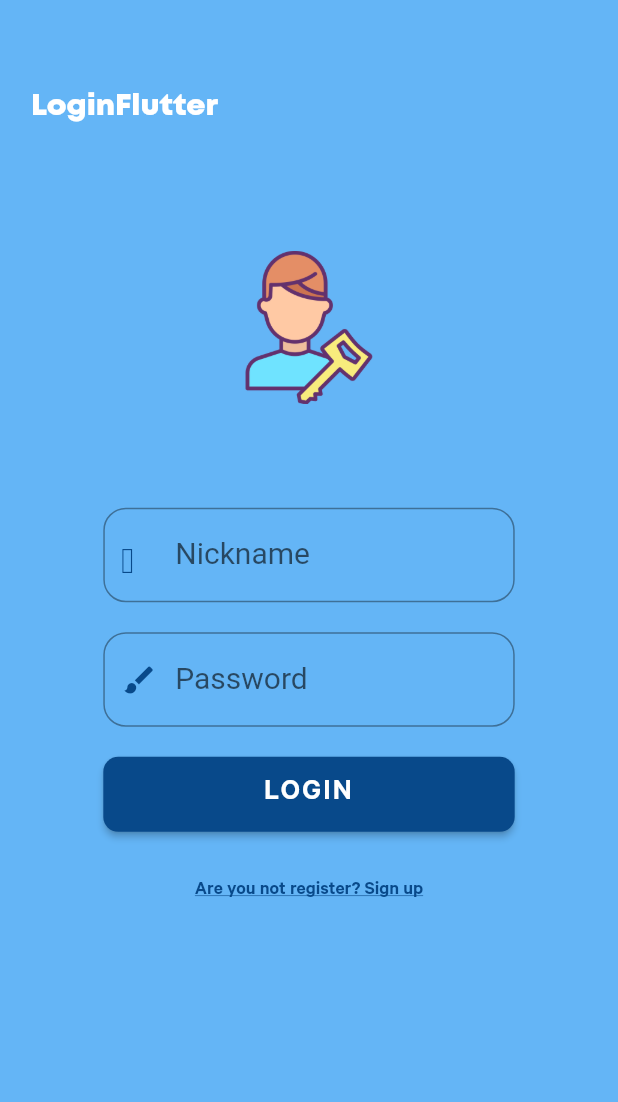
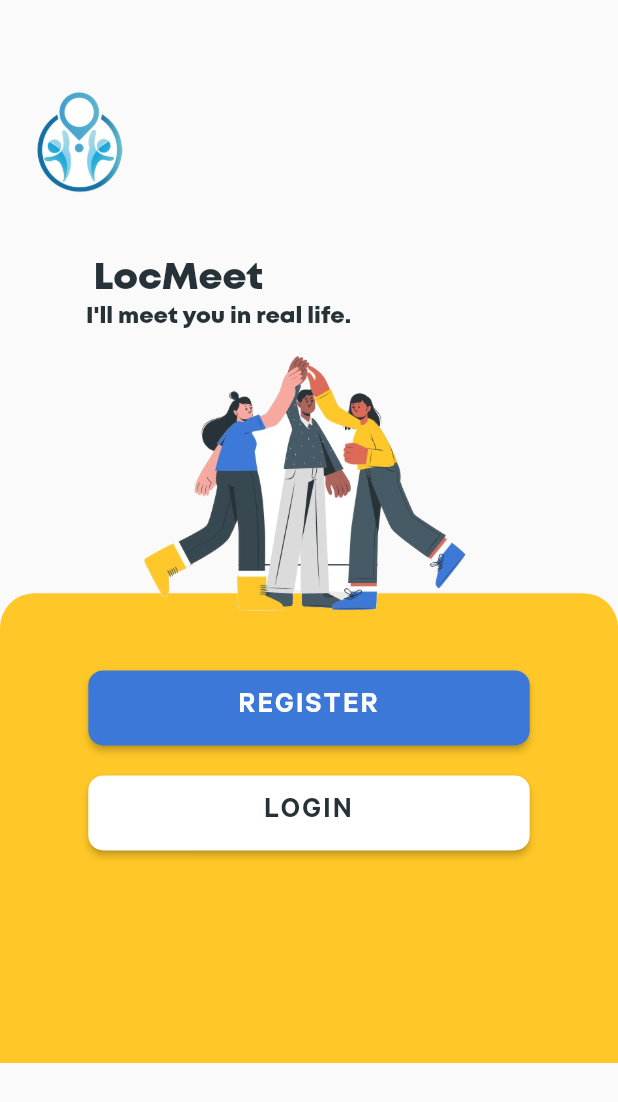
Before and after one commit to ShathaCodes/LocMeet, a Flutter app: the screen it shows after launch, on a phone screen of 412 x 824 dp. Shown: the top 1102 px of the screen. Run offline on Flutter 3.47's test engine with Material 2 defaults, Android fonts, the phone set to English and light mode, and no system bars; our stand-ins replace shared_preferences; missing offline and left inert: jose.

Commit message:
Changed design for login and registration pages

```diff
--- a/frontend/lib/api_provider.dart
+++ b/frontend/lib/api_provider.dart
@@ -4,7 +4,7 @@ import 'dart:convert';
 import 'dart:async';
 
 class ApiProvider {
-  static const addr = "192.168.1.19";
+  static const addr = "your ip address";
 
   ApiProvider();
 
--- a/frontend/lib/colors/colors.dart
+++ b/frontend/lib/colors/colors.dart
@@ -1,19 +1,9 @@
 import 'package:flutter/material.dart';
 
-Map<int, Color> color =
-{
-50:Color.fromRGBO(136,14,79, .1),
-100:Color.fromRGBO(136,14,79, .2),
-200:Color.fromRGBO(136,14,79, .3),
-300:Color.fromRGBO(136,14,79, .4),
-400:Color.fromRGBO(136,14,79, .5),
-500:Color.fromRGBO(136,14,79, .6),
-600:Color.fromRGBO(136,14,79, .7),
-700:Color.fromRGBO(136,14,79, .8),
-800:Color.fromRGBO(136,14,79, .9),
-900:Color.fromRGBO(136,14,79, 1),
-};
-
-
-MaterialColor accentColor = MaterialColor(0xFF08498A, color);
-MaterialColor backgroundColor = MaterialColor(0xFFc2feae,color);
+const yellow = Color(0xFFFFC727);
+const blue = Color(0xFF3C78D8);
+const beige = Color(0xFFFFFBDB);
+const pink = Color(0xFFF7A9A0);
+const red = Color(0xFFDD6A57);
+const darkred = Color(0xFFAD6359);
+const kohl = Color(0xFF263238);
--- a/frontend/lib/main.dart
+++ b/frontend/lib/main.dart
@@ -1,8 +1,5 @@
-import 'dart:io';
-
 import 'package:flutter/material.dart';
-import 'package:http/http.dart';
-import './pages/login.dart';
+import './pages/index.dart';
 import './colors/colors.dart';
 
 void main() => runApp(MyApp());
@@ -13,9 +10,6 @@ class MyApp extends StatelessWidget {
     return MaterialApp(
         title: 'Node server demo',
         debugShowCheckedModeBanner: false,
-        theme: ThemeData(
-          primarySwatch: accentColor,
-        ),
-        home: Login());
+        home: Index());
   }
 }
--- /dev/null
+++ b/frontend/lib/pages/index.dart
@@ -0,0 +1,174 @@
+import 'package:flutter/material.dart';
+import './../colors/colors.dart';
+import '../pages/register.dart';
+import '../pages/login.dart';
+
+class Index extends StatelessWidget {
+  @override
+  Widget build(BuildContext context) {
+    return MaterialApp(
+      title: 'LoginFlutter',
+      debugShowCheckedModeBanner: false,
+      home: Scaffold(
+        body: BodyWidget(),
+      ),
+    );
+  }
+}
+
+class BodyWidget extends StatefulWidget {
+  @override
+  BodyWidgetState createState() {
+    return new BodyWidgetState();
+  }
+}
+
+class BodyWidgetState extends State<BodyWidget> {
+  @override
+  Widget build(BuildContext context) {
+    final width = MediaQuery.of(context).size.width;
+    final heigth = MediaQuery.of(context).size.height;
+    return Scaffold(
+      body: Container(
+        child: Column(
+          children: <Widget>[
+            Padding(
+              padding: EdgeInsets.only(top: heigth / 14, left: width / 20),
+              child: Row(
+                crossAxisAlignment: CrossAxisAlignment.start,
+                mainAxisAlignment: MainAxisAlignment.spaceBetween,
+                children: <Widget>[
+                  Image.asset(
+                    'assets/images/faza.png',
+                    scale: 5,
+                  ),
+                ],
+              ),
+            ),
+            Padding(
+              padding: EdgeInsets.only(
+                left: heigth / 10 - 20,
+                top: heigth / 10 - 45,
+              ),
+              child: Row(
+                children: <Widget>[
+                  Text(
+                    "LocMeet",
+                    style: new TextStyle(
+                        fontFamily: 'Mont', fontSize: 25, color: kohl),
+                  ),
+                ],
+              ),
+            ),
+            Padding(
+              padding: EdgeInsets.only(
+                left: heigth / 10 - 25,
+              ),
+              child: Row(
+                children: <Widget>[
+                  Text(
+                    "I'll meet you in real life.",
+                    style: new TextStyle(
+                        fontFamily: 'Mont', fontSize: 15, color: kohl),
+                  ),
+                ],
+              ),
+            ),
+            Stack(children: [
+              Column(
+                crossAxisAlignment: CrossAxisAlignment.center,
+                mainAxisSize: MainAxisSize.max,
+                mainAxisAlignment: MainAxisAlignment.end,
+                children: [
+                  SizedBox(
+                    height: 175,
+                  ),
+                  Container(
+                    height: heigth / 3 + 38.5,
+                    width: width,
+                    decoration: BoxDecoration(
+                      color: yellow,
+                      borderRadius: BorderRadius.only(
+                          topLeft: Radius.circular(23),
+                          topRight: Radius.circular(23)),
+                    ),
+                  ),
+                ],
+              ),
+              Container(
+                child: Column(
+                  children: <Widget>[
+                    Center(
+                      child: Image.asset(
+                        'assets/images/friends.png',
+                        scale: 2.3,
+                      ),
+                    ),
+                    Padding(
+                      padding: EdgeInsets.fromLTRB(width / 7, 20, width / 7, 0),
+                      child: Theme(
+                        data: new ThemeData(
+                          primaryColor: kohl,
+                          primaryColorDark: darkred,
+                        ),
+                        child: ButtonTheme(
+                          minWidth: width,
+                          height: 50.0,
+                          child: RaisedButton(
+                              onPressed: () => Navigator.push(
+                                  context,
+                                  MaterialPageRoute(
+                                      builder: (context) => Register())),
+                              child: const Text('REGISTER',
+                                  textAlign: TextAlign.center,
+                                  style: TextStyle(
+                                      color: Colors.white,
+                                      fontFamily: 'calibre',
+                                      letterSpacing: 1.5,
+                                      fontSize: 20)),
+                              color: blue,
+                              shape: new RoundedRectangleBorder(
+                                  borderRadius:
+                                      new BorderRadius.circular(10.0))),
+                        ),
+                      ),
+                    ),
+                    Padding(
+                      padding: EdgeInsets.fromLTRB(width / 7, 20, width / 7, 0),
+                      child: Theme(
+                        data: new ThemeData(
+                          primaryColor: kohl,
+                          primaryColorDark: darkred,
+                        ),
+                        child: ButtonTheme(
+                          minWidth: width,
+                          height: 50.0,
+                          child: RaisedButton(
+                              onPressed: () => Navigator.push(
+                                  context,
+                                  MaterialPageRoute(
+                                      builder: (context) => Login())),
+                              child: const Text('LOGIN',
+                                  textAlign: TextAlign.center,
+                                  style: TextStyle(
+                                      color: kohl,
+                                      fontFamily: 'calibre',
+                                      letterSpacing: 1.5,
+                                      fontSize: 20)),
+                              color: Colors.white,
+                              shape: new RoundedRectangleBorder(
+                                  borderRadius:
+                                      new BorderRadius.circular(10.0))),
+                        ),
+                      ),
+                    ),
+                  ],
+                ),
+              ),
+            ]),
+          ],
+        ),
+      ),
+    );
+  }
+}
--- a/frontend/lib/pages/login.dart
+++ b/frontend/lib/pages/login.dart
@@ -16,9 +16,6 @@ class Login extends StatelessWidget {
     return MaterialApp(
       title: 'LoginFlutter',
       debugShowCheckedModeBanner: false,
-      theme: ThemeData(
-        primarySwatch: backgroundColor,
-      ),
       home: Scaffold(
         body: BodyWidget(),
       ),
@@ -78,47 +75,53 @@ class BodyWidgetState extends State<BodyWidget> {
     final width = MediaQuery.of(context).size.width;
     final heigth = MediaQuery.of(context).size.height;
     return Scaffold(
-      backgroundColor: Colors.blue[300],
       body: Form(
         key: _formKey,
         child: SingleChildScrollView(
-          child: Container(
+            child: Stack(
+          children: [
+            Container(
+              child: Image.asset(
+                'assets/images/edge.PNG',
+                scale: 0.5,
+              ),
+            ),
+            Container(
               child: Column(
                 children: <Widget>[
                   Padding(
-                  padding: EdgeInsets.only(top: heigth / 14, left: width / 20),
+                    padding:
+                        EdgeInsets.only(top: heigth / 14, left: width / 20),
                     child: Row(
                       crossAxisAlignment: CrossAxisAlignment.start,
                       mainAxisAlignment: MainAxisAlignment.spaceBetween,
                       children: <Widget>[
                         Text(
-                        "LoginFlutter",
+                          "Login",
                           style: new TextStyle(
-                            fontFamily: 'Mont',
-                            fontSize: 20,
-                            color: Colors.white),
+                              fontFamily: 'Mont', fontSize: 20, color: kohl),
                         ),
                       ],
                     ),
                   ),
                   Padding(
                     padding: EdgeInsets.only(
-                    top: heigth / 10,
+                      top: heigth / 10 - 20,
                     ),
                     child: Row(
                       mainAxisAlignment: MainAxisAlignment.center,
                       children: <Widget>[
                         Center(
                           child: Image.asset(
-                          'assets/images/login.png',
-                          scale: 5.0,
+                            'assets/images/logo.png',
+                            scale: 2.5,
                           ),
                         ),
                       ],
                     ),
                   ),
                   Padding(
-                  padding: EdgeInsets.all(width / 7),
+                    padding: EdgeInsets.fromLTRB(width / 7, 20, width / 7, 0),
                     child: Container(
                       width: width,
                       height: heigth,
@@ -129,8 +132,8 @@ class BodyWidgetState extends State<BodyWidget> {
                                 EdgeInsets.only(left: 10, right: 10, top: 10),
                             child: Theme(
                               data: new ThemeData(
-                              primaryColor: accentColor,
-                              primaryColorDark: Colors.red,
+                                primaryColor: blue,
+                                primaryColorDark: darkred,
                               ),
                               child: TextFormField(
                                 validator: (value) {
@@ -139,20 +142,19 @@ class BodyWidgetState extends State<BodyWidget> {
                                   }
                                 },
                                 controller: _crtlNickname,
-                              style:
-                                  TextStyle(fontSize: 20.0, color: accentColor),
+                                style: TextStyle(fontSize: 20.0, color: kohl),
                                 decoration: new InputDecoration(
                                     labelText: "Nickname",
-                                  fillColor: accentColor,
+                                    fillColor: kohl,
                                     prefixIcon: const Icon(
                                       Icons.verified_user,
-                                    color: Color(0xFF08498A),
+                                      color: blue,
                                     ),
                                     border: new OutlineInputBorder(
-                                      borderRadius:
-                                          BorderRadius.all(Radius.circular(15)),
-                                      borderSide:
-                                          new BorderSide(color: Colors.white))),
+                                        borderRadius: BorderRadius.all(
+                                            Radius.circular(15)),
+                                        borderSide: new BorderSide(
+                                            color: Colors.white))),
                               ),
                             ),
                           ),
@@ -161,8 +163,8 @@ class BodyWidgetState extends State<BodyWidget> {
                                 EdgeInsets.only(left: 10, right: 10, top: 20),
                             child: Theme(
                               data: new ThemeData(
-                              primaryColor: accentColor,
-                              primaryColorDark: Colors.red,
+                                primaryColor: blue,
+                                primaryColorDark: darkred,
                               ),
                               child: TextFormField(
                                 validator: (value) {
@@ -172,20 +174,19 @@ class BodyWidgetState extends State<BodyWidget> {
                                 },
                                 controller: _crtlPassword,
                                 obscureText: true,
-                              style:
-                                  TextStyle(fontSize: 20.0, color: accentColor),
+                                style: TextStyle(fontSize: 20.0, color: kohl),
                                 decoration: new InputDecoration(
                                     labelText: "Password",
-                                  fillColor: accentColor,
+                                    fillColor: kohl,
                                     prefixIcon: const Icon(
                                       Icons.lock,
-                                    color: Color(0xFF08498A),
+                                      color: blue,
                                     ),
                                     border: new OutlineInputBorder(
-                                      borderRadius:
-                                          BorderRadius.all(Radius.circular(15)),
-                                      borderSide:
-                                          new BorderSide(color: Colors.white))),
+                                        borderRadius: BorderRadius.all(
+                                            Radius.circular(15)),
+                                        borderSide: new BorderSide(
+                                            color: Colors.white))),
                               ),
                             ),
                           ),
@@ -194,8 +195,8 @@ class BodyWidgetState extends State<BodyWidget> {
                                 EdgeInsets.only(left: 10, right: 10, top: 20),
                             child: Theme(
                               data: new ThemeData(
-                              primaryColor: accentColor,
-                              primaryColorDark: Colors.red,
+                                primaryColor: blue,
+                                primaryColorDark: darkred,
                               ),
                               child: ButtonTheme(
                                 minWidth: width,
@@ -209,7 +210,7 @@ class BodyWidgetState extends State<BodyWidget> {
                                             fontFamily: 'calibre',
                                             letterSpacing: 1.5,
                                             fontSize: 20)),
-                                  color: accentColor,
+                                    color: blue,
                                     shape: new RoundedRectangleBorder(
                                         borderRadius:
                                             new BorderRadius.circular(10.0))),
@@ -228,7 +229,7 @@ class BodyWidgetState extends State<BodyWidget> {
                                       textAlign: TextAlign.center,
                                       style: new TextStyle(
                                         fontSize: 13,
-                                      color: accentColor,
+                                        color: blue,
                                         fontFamily: 'calibre',
                                         decoration: TextDecoration.underline,
                                       )),
@@ -241,7 +242,8 @@ class BodyWidgetState extends State<BodyWidget> {
                 ],
               ),
             ),
-        ),
+          ],
+        )),
       ),
     );
   }
```
Also changed, not shown: frontend/lib/pages/home.dart (+1 -6 lines), frontend/lib/pages/register.dart (+40 -38 lines), frontend/assets/images/dude.png (added), frontend/assets/images/edge.PNG (added), frontend/assets/images/edge2.png (added), frontend/assets/images/fortnite.jpg (deleted), frontend/assets/images/friends.png (added), frontend/assets/images/girl.png (added), frontend/assets/images/interstellar.jpg (deleted), frontend/assets/images/logo.png (added), frontend/assets/images/popcorn.png (deleted), frontend/assets/images/pubg.png (deleted), frontend/assets/images/shake.png (added), frontend/assets/images/video.png (deleted), 1 more files. Lines whose indentation alone changed are shown as unchanged.
